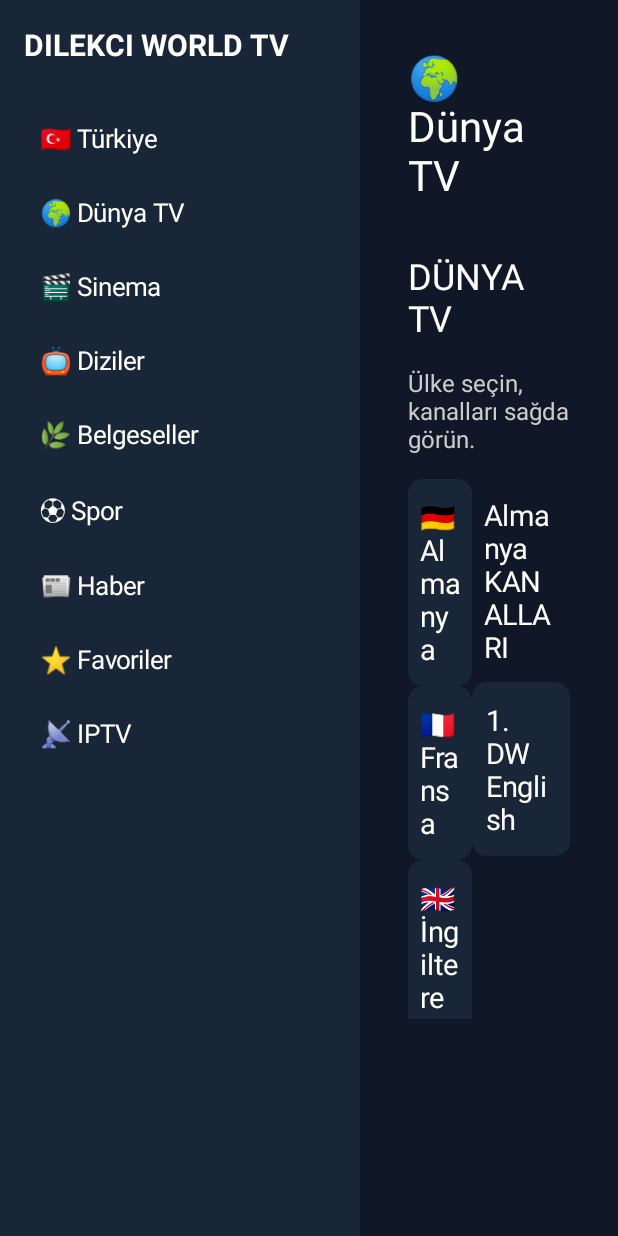
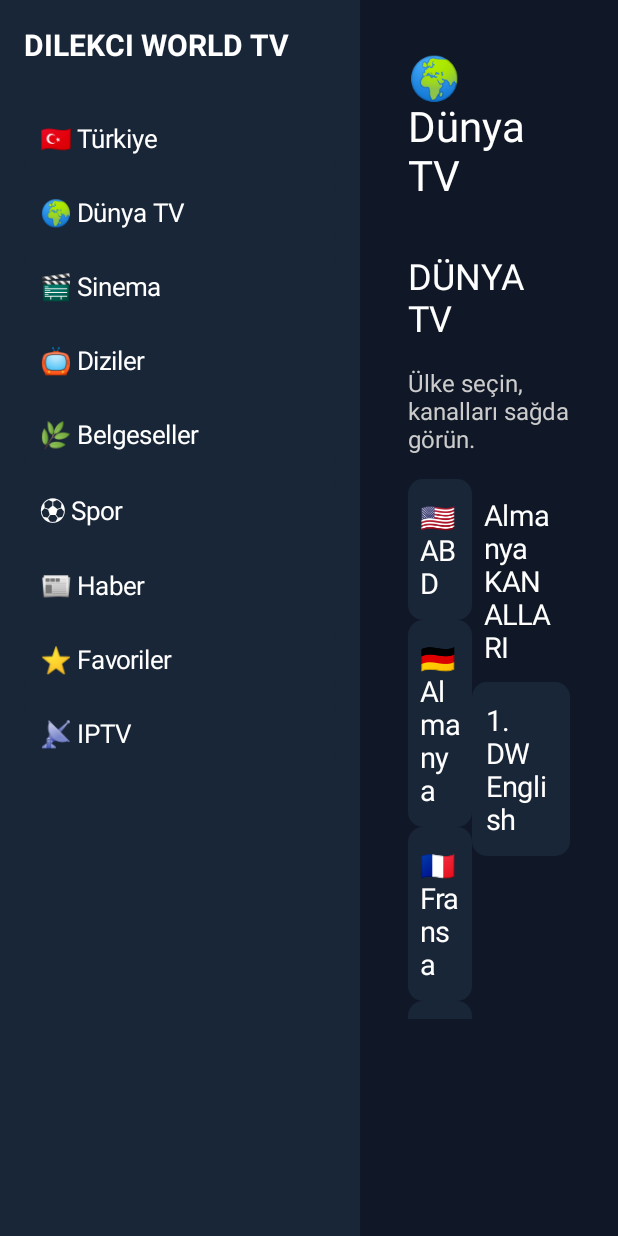
Before and after one commit to hajdajm99-droid/Dilekci-World-TV-Premium, an Android app: the screen it shows after launch (MainActivity), on a phone screen of 412 x 824 dp. Run offline under Robolectric (Android 15) with nearby library versions, the phone set to English and light mode, and no system bars.

Commit message:
ABD CBS News 24/7 kanalı eklendi

```diff
--- a/app/src/main/java/com/dilekci/worldtv/MainActivity.kt
+++ b/app/src/main/java/com/dilekci/worldtv/MainActivity.kt
@@ -75,10 +75,17 @@ class MainActivity : Activity() {
             "https://linear901-oo-hls0-prd-gtm.delivery.skycdp.com/17501/sde-fast-skynews/master.m3u8",
             "İngiltere",
             "🌍 Dünya TV"
+        ),
+        Channel(
+            "CBS News 24/7",
+            "https://cbsn-us.cbsnstream.cbsnews.com/out/v1/55a8648e8f134e82a470f83d562deeca/master.m3u8",
+            "ABD",
+            "🌍 Dünya TV"
         )
     )
 
     private val countries = listOf(
+        Country("ABD", "🇺🇸"),
         Country("Almanya", "🇩🇪"),
         Country("Fransa", "🇫🇷"),
         Country("İngiltere", "🇬🇧")
```
